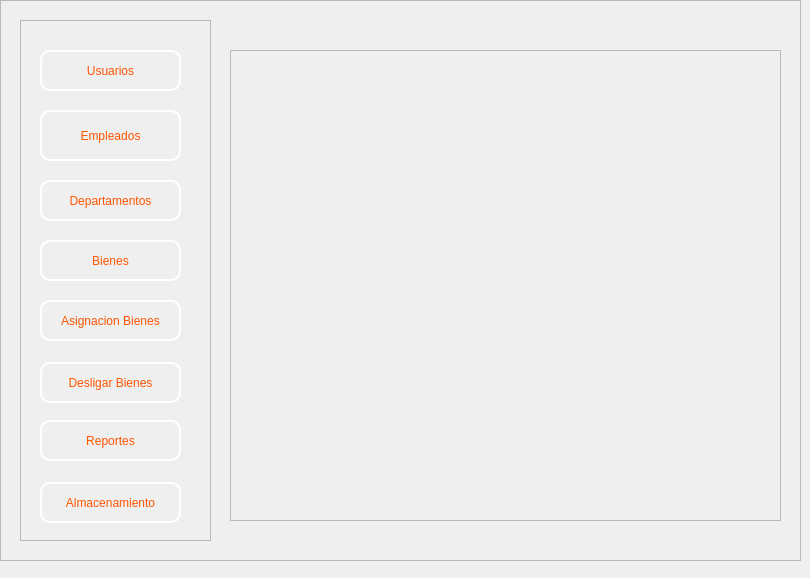
manisandi/proyecto_progra_2, file MenuPrincipal.ui: the form before one commit.
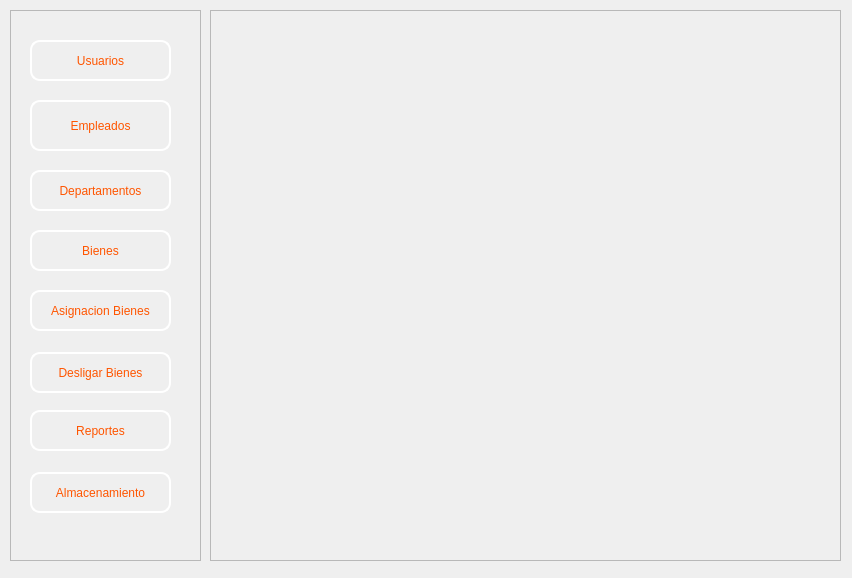
The form after the commit. Icons and pictures are not drawn.

Commit message: usuarios,empleados

The edit to the form file:
```diff
--- a/MenuPrincipal.ui
+++ b/MenuPrincipal.ui
@@ -6,7 +6,7 @@
    <rect>
     <x>0</x>
     <y>0</y>
-    <width>810</width>
+    <width>852</width>
     <height>578</height>
    </rect>
   </property>
@@ -14,15 +14,36 @@
    <string>MainWindow</string>
   </property>
   <widget class="QWidget" name="centralwidget">
-   <widget class="QFrame" name="frame">
+   <widget class="QFrame" name="frmPrincipal">
+    <property name="enabled">
+     <bool>true</bool>
+    </property>
     <property name="geometry">
      <rect>
-      <x>0</x>
-      <y>0</y>
-      <width>801</width>
-      <height>561</height>
+      <x>210</x>
+      <y>10</y>
+      <width>631</width>
+      <height>551</height>
      </rect>
     </property>
+    <property name="sizePolicy">
+     <sizepolicy hsizetype="Preferred" vsizetype="Preferred">
+      <horstretch>0</horstretch>
+      <verstretch>0</verstretch>
+     </sizepolicy>
+    </property>
+    <property name="minimumSize">
+     <size>
+      <width>0</width>
+      <height>0</height>
+     </size>
+    </property>
+    <property name="maximumSize">
+     <size>
+      <width>631</width>
+      <height>600</height>
+     </size>
+    </property>
     <property name="styleSheet">
      <string notr="true">background-image: url(:/fondo/imagen-llamativa-cintas-sobre-fondo-oscuro-generacion-ai_724548-22165.jpg);</string>
     </property>
@@ -32,17 +53,19 @@
     <property name="frameShadow">
      <enum>QFrame::Raised</enum>
     </property>
-    <widget class="QFrame" name="frame_2">
+   </widget>
+   <widget class="QFrame" name="frmControles">
      <property name="geometry">
       <rect>
-       <x>20</x>
-       <y>20</y>
+      <x>10</x>
+      <y>10</y>
        <width>191</width>
-       <height>521</height>
+      <height>551</height>
       </rect>
      </property>
      <property name="styleSheet">
       <string notr="true">QPushButton{
+	
 border-radius:10px;
 font:12pt&quot;Arial&quot;;
 color:rgb(255,255,254);
@@ -56,7 +79,9 @@
   background-color: rgb(170, 85, 0);
 }
 
-</string>
+#frmControles{
+	background-image: url(:/fondo/imagen-llamativa-cintas-sobre-fondo-oscuro-generacion-ai_724548-22165.jpg);
+}</string>
      </property>
      <property name="frameShape">
       <enum>QFrame::StyledPanel</enum>
@@ -64,7 +89,7 @@
      <property name="frameShadow">
       <enum>QFrame::Raised</enum>
      </property>
-     <widget class="QPushButton" name="pushButton">
+    <widget class="QPushButton" name="btnUsuarios">
       <property name="geometry">
        <rect>
         <x>20</x>
@@ -86,7 +111,7 @@
         <normaloff>:/prefijoNuevo/perfil-del-usuario.png</normaloff>:/prefijoNuevo/perfil-del-usuario.png</iconset>
       </property>
      </widget>
-     <widget class="QPushButton" name="pushButton_2">
+    <widget class="QPushButton" name="btnEmpleados">
       <property name="geometry">
        <rect>
         <x>20</x>
@@ -107,7 +132,7 @@
         <normaloff>:/prefijoNuevo/perfil-del-usuario.png</normaloff>:/prefijoNuevo/perfil-del-usuario.png</iconset>
       </property>
      </widget>
-     <widget class="QPushButton" name="pushButton_4">
+    <widget class="QPushButton" name="btnDepartamentos">
       <property name="geometry">
        <rect>
         <x>20</x>
@@ -125,10 +150,10 @@
       </property>
       <property name="icon">
        <iconset resource="recursos/image.qrc">
-        <normaloff>:/fondo/departamento (1).png</normaloff>:/fondo/departamento (1).png</iconset>
-      </property>
-     </widget>
-     <widget class="QPushButton" name="pushButton_5">
+       <normaloff>:/prefijoNuevo/perfil-del-usuario.png</normaloff>:/prefijoNuevo/perfil-del-usuario.png</iconset>
+     </property>
+    </widget>
+    <widget class="QPushButton" name="btnBienes">
       <property name="geometry">
        <rect>
         <x>20</x>
@@ -147,10 +172,10 @@
       </property>
       <property name="icon">
        <iconset resource="recursos/image.qrc">
-        <normaloff>:/fondo/departamento (1).png</normaloff>:/fondo/departamento (1).png</iconset>
-      </property>
-     </widget>
-     <widget class="QPushButton" name="pushButton_7">
+       <normaloff>:/prefijoNuevo/perfil-del-usuario.png</normaloff>:/prefijoNuevo/perfil-del-usuario.png</iconset>
+     </property>
+    </widget>
+    <widget class="QPushButton" name="btnAsignacion">
       <property name="geometry">
        <rect>
         <x>20</x>
@@ -168,10 +193,10 @@
       </property>
       <property name="icon">
        <iconset resource="recursos/image.qrc">
-        <normaloff>:/fondo/departamento (1).png</normaloff>:/fondo/departamento (1).png</iconset>
-      </property>
-     </widget>
-     <widget class="QPushButton" name="pushButton_8">
+       <normaloff>:/prefijoNuevo/perfil-del-usuario.png</normaloff>:/prefijoNuevo/perfil-del-usuario.png</iconset>
+     </property>
+    </widget>
+    <widget class="QPushButton" name="btnAlmacenamiento">
       <property name="geometry">
        <rect>
         <x>20</x>
@@ -193,7 +218,7 @@
         <normaloff>:/prefijoNuevo/cerrar-con-llave.png</normaloff>:/prefijoNuevo/cerrar-con-llave.png</iconset>
       </property>
      </widget>
-     <widget class="QPushButton" name="pushButton_6">
+    <widget class="QPushButton" name="btnReportes">
       <property name="geometry">
        <rect>
         <x>20</x>
@@ -214,7 +239,7 @@
         <normaloff>:/prefijoNuevo/cerrar-con-llave.png</normaloff>:/prefijoNuevo/cerrar-con-llave.png</iconset>
       </property>
      </widget>
-     <widget class="QPushButton" name="pushButton_3">
+    <widget class="QPushButton" name="btnDesligar">
       <property name="geometry">
        <rect>
         <x>20</x>
@@ -233,24 +258,7 @@
       </property>
       <property name="icon">
        <iconset resource="recursos/image.qrc">
-        <normaloff>:/fondo/departamento (1).png</normaloff>:/fondo/departamento (1).png</iconset>
-      </property>
-     </widget>
-    </widget>
-    <widget class="QFrame" name="frame_3">
-     <property name="geometry">
-      <rect>
-       <x>230</x>
-       <y>50</y>
-       <width>551</width>
-       <height>471</height>
-      </rect>
-     </property>
-     <property name="frameShape">
-      <enum>QFrame::StyledPanel</enum>
-     </property>
-     <property name="frameShadow">
-      <enum>QFrame::Raised</enum>
+       <normaloff>:/prefijoNuevo/perfil-del-usuario.png</normaloff>:/prefijoNuevo/perfil-del-usuario.png</iconset>
      </property>
     </widget>
    </widget>
```
Left out of the diff: 4 changed lines with no effect on the pictures. Lines whose indentation alone changed are shown as unchanged. The commit also changes 8 other files.
